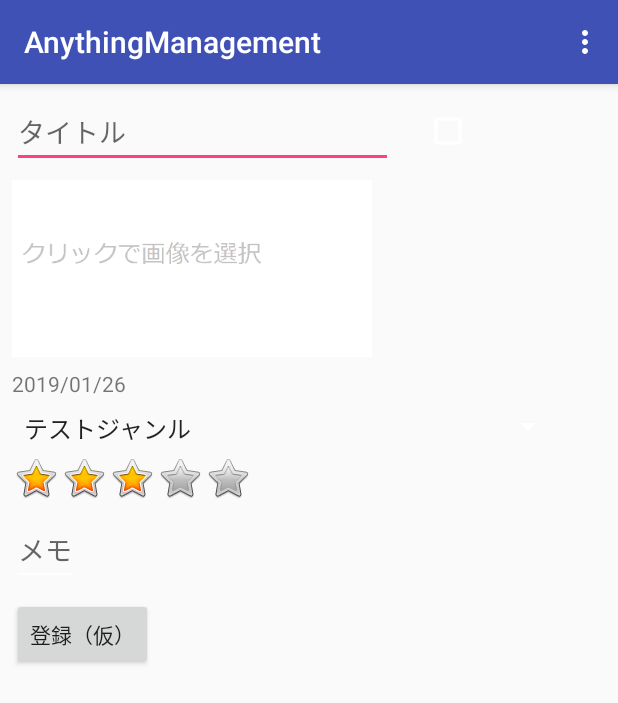
After one commit to AzzFirstGroup/AnythingManagement, an Android app: the DataRegistDetailActivity screen opened directly, with no data from a screen before it, on a phone screen of 412 x 824 dp. The commit adds this screen. Shown: the top 703 px of the screen. Run offline under Robolectric (Android 15) with nearby library versions, the phone set to English and light mode, and no system bars; 1 statement that could not run was skipped.

Commit message:
2019/01/26 石川作業分

```diff
--- a/source/app/src/main/AndroidManifest.xml
+++ b/source/app/src/main/AndroidManifest.xml
@@ -27,7 +27,10 @@
             android:name=".GenreListActivity"
             android:label="@string/app_name" >
         </activity>
-
+        <activity
+            android:name=".DataRegistDetailActivity"
+            android:label="@string/app_name" >
+        </activity>
     </application>
 
 </manifest>
--- /dev/null
+++ b/source/app/src/main/java/azz/anythingmanagement/DataRegistDetailActivity.java
@@ -0,0 +1,254 @@
+package azz.anythingmanagement;
+
+import android.content.Context;
+import android.content.Intent;
+import android.os.Bundle;
+import android.support.v7.app.AppCompatActivity;
+import android.view.Menu;
+import android.view.MenuItem;
+import android.view.View;
+import android.widget.ArrayAdapter;
+import android.widget.Button;
+import android.widget.ImageButton;
+import android.widget.Spinner;
+import android.widget.TextView;
+
+import java.text.DateFormat;
+import java.text.SimpleDateFormat;
+import java.util.ArrayList;
+import java.util.Date;
+
+import azz.anythingmanagement.common.common;
+import azz.anythingmanagement.xmlData.Genre;
+import azz.anythingmanagement.xmlData.RegistData;
+
+public class DataRegistDetailActivity extends AppCompatActivity {
+
+    Context context;
+
+    // 評価値（初期値：3）
+    String evaluate = "3";
+
+    TextView titleText;
+    TextView memoText;
+    TextView textDate;
+    Spinner genreSpinner;
+
+    @Override
+    protected void onCreate(Bundle savedInstanceState) {
+        super.onCreate(savedInstanceState);
+        //set layout
+        setContentView(R.layout.data_regist_detail);
+        context = super.getApplicationContext();
+
+        titleText = (TextView)findViewById(R.id.titleName);
+        memoText = (TextView)findViewById(R.id.memo);
+        textDate = (TextView)findViewById(R.id.date);
+        genreSpinner = (Spinner)findViewById(R.id.genrelist);
+
+        // 現在日時の取得
+        Date now = new Date(System.currentTimeMillis());
+        // 日時フォーマット作成
+        DateFormat sdf = new SimpleDateFormat("yyyy/MM/dd");
+        String nowText = sdf.format(now);
+
+        // 日付表示
+        textDate.setText(nowText);
+
+        // ジャンル一覧取得
+        Data data = new Data();
+        ArrayList<Genre> genreList = data.getGenreList(this);
+        ArrayList<String> nameList = new ArrayList();
+        for (Genre genre : genreList) {
+            nameList.add(genre.getGenreName());
+        }
+
+        // ドロップダウンリスト設定
+        setSpinner(genreSpinner,nameList);
+
+        // 評価の星を押下時のイベント設定
+        final ImageButton imageButtonStar1 = (ImageButton)findViewById(R.id.imageStar1);
+        final ImageButton imageButtonStar2 = (ImageButton)findViewById(R.id.imageStar2);
+        final ImageButton imageButtonStar3 = (ImageButton)findViewById(R.id.imageStar3);
+        final ImageButton imageButtonStar4 = (ImageButton)findViewById(R.id.imageStar4);
+        final ImageButton imageButtonStar5 = (ImageButton)findViewById(R.id.imageStar5);
+        imageButtonStar1.setOnClickListener(new View.OnClickListener() {
+            @Override
+            public void onClick(View v) {
+                evaluate = "1";
+                imageButtonStar1.setImageResource(android.R.drawable.btn_star_big_on);
+                imageButtonStar2.setImageResource(android.R.drawable.btn_star_big_off);
+                imageButtonStar3.setImageResource(android.R.drawable.btn_star_big_off);
+                imageButtonStar4.setImageResource(android.R.drawable.btn_star_big_off);
+                imageButtonStar5.setImageResource(android.R.drawable.btn_star_big_off);
+            }
+        });
+        imageButtonStar2.setOnClickListener(new View.OnClickListener() {
+            @Override
+            public void onClick(View v) {
+                evaluate = "2";
+                imageButtonStar1.setImageResource(android.R.drawable.btn_star_big_on);
+                imageButtonStar2.setImageResource(android.R.drawable.btn_star_big_on);
+                imageButtonStar3.setImageResource(android.R.drawable.btn_star_big_off);
+                imageButtonStar4.setImageResource(android.R.drawable.btn_star_big_off);
+                imageButtonStar5.setImageResource(android.R.drawable.btn_star_big_off);
+            }
+        });
+        imageButtonStar3.setOnClickListener(new View.OnClickListener() {
+            @Override
+            public void onClick(View v) {
+                evaluate = "3";
+                imageButtonStar1.setImageResource(android.R.drawable.btn_star_big_on);
+                imageButtonStar2.setImageResource(android.R.drawable.btn_star_big_on);
+                imageButtonStar3.setImageResource(android.R.drawable.btn_star_big_on);
+                imageButtonStar4.setImageResource(android.R.drawable.btn_star_big_off);
+                imageButtonStar5.setImageResource(android.R.drawable.btn_star_big_off);
+            }
+        });
+        imageButtonStar4.setOnClickListener(new View.OnClickListener() {
+            @Override
+            public void onClick(View v) {
+                evaluate = "4";
+                imageButtonStar1.setImageResource(android.R.drawable.btn_star_big_on);
+                imageButtonStar2.setImageResource(android.R.drawable.btn_star_big_on);
+                imageButtonStar3.setImageResource(android.R.drawable.btn_star_big_on);
+                imageButtonStar4.setImageResource(android.R.drawable.btn_star_big_on);
+                imageButtonStar5.setImageResource(android.R.drawable.btn_star_big_off);
+            }
+        });
+        imageButtonStar5.setOnClickListener(new View.OnClickListener() {
+            @Override
+            public void onClick(View v) {
+                evaluate = "5";
+                imageButtonStar1.setImageResource(android.R.drawable.btn_star_big_on);
+                imageButtonStar2.setImageResource(android.R.drawable.btn_star_big_on);
+                imageButtonStar3.setImageResource(android.R.drawable.btn_star_big_on);
+                imageButtonStar4.setImageResource(android.R.drawable.btn_star_big_on);
+                imageButtonStar5.setImageResource(android.R.drawable.btn_star_big_on);
+            }
+        });
+
+        // （テスト用）登録ボタンが押下時の処理
+        Button registButton = (Button)findViewById(R.id.torokuButton);
+        registButton.setOnClickListener(new View.OnClickListener() {
+            @Override
+            public void onClick(View v) {
+                RegistData registData = new RegistData();
+
+                registData.setTitle(titleText.getText().toString());
+                registData.setMemo(memoText.getText().toString());
+                registData.setEvaluate(evaluate);
+                registData.setGenre(genreSpinner.getSelectedItem().toString());
+
+                Data data = new Data();
+                data.registRegistData(registData,context);
+
+            }
+        });
+
+        // 遷移元画面で設定した、処理モード情報（登録or詳細）を取得
+        Intent intent = getIntent();
+        String mode = intent.getStringExtra("mode");
+        // データ詳細処理の場合
+        if(mode.equals(common.MODE_DETAIL)){
+            String genre = intent.getStringExtra("genre");
+            String title = intent.getStringExtra("title");
+
+            // 登録データ取得
+            RegistData registData = data.getRegistData(this,title,genre);
+
+            // タイトル設定
+            titleText.setText(registData.getTitle());
+
+            // メモ設定
+            memoText.setText(registData.getMemo());
+
+            // ジャンル名プルダウン表示
+            int index = 0;
+            // 遷移元画面から取得したジャンル名からプルダウンに設定したジャンル名リストを比較する
+            for(;index < nameList.size(); index++){
+                if(nameList.get(index).equals(genre)){
+                    break;
+                }
+            }
+            // 一致するジャンル名をプルダウンの初期値に設定する
+            genreSpinner.setSelection(index);
+
+            // 評価値設定
+            switch (registData.getEvaluate()){
+                case "1":
+                    imageButtonStar1.setImageResource(android.R.drawable.btn_star_big_on);
+                    imageButtonStar2.setImageResource(android.R.drawable.btn_star_big_off);
+                    imageButtonStar3.setImageResource(android.R.drawable.btn_star_big_off);
+                    imageButtonStar4.setImageResource(android.R.drawable.btn_star_big_off);
+                    imageButtonStar5.setImageResource(android.R.drawable.btn_star_big_off);
+                    break;
+                case "2":
+                    imageButtonStar1.setImageResource(android.R.drawable.btn_star_big_on);
+                    imageButtonStar2.setImageResource(android.R.drawable.btn_star_big_on);
+                    imageButtonStar3.setImageResource(android.R.drawable.btn_star_big_off);
+                    imageButtonStar4.setImageResource(android.R.drawable.btn_star_big_off);
+                    imageButtonStar5.setImageResource(android.R.drawable.btn_star_big_off);
+                    break;
+                case "3":
+                    imageButtonStar1.setImageResource(android.R.drawable.btn_star_big_on);
+                    imageButtonStar2.setImageResource(android.R.drawable.btn_star_big_on);
+                    imageButtonStar3.setImageResource(android.R.drawable.btn_star_big_on);
+                    imageButtonStar4.setImageResource(android.R.drawable.btn_star_big_off);
+                    imageButtonStar5.setImageResource(android.R.drawable.btn_star_big_off);
+                    break;
+                case "4":
+                    imageButtonStar1.setImageResource(android.R.drawable.btn_star_big_on);
+                    imageButtonStar2.setImageResource(android.R.drawable.btn_star_big_on);
+                    imageButtonStar3.setImageResource(android.R.drawable.btn_star_big_on);
+                    imageButtonStar4.setImageResource(android.R.drawable.btn_star_big_on);
+                    imageButtonStar5.setImageResource(android.R.drawable.btn_star_big_off);
+                    break;
+                case "5":
+                    imageButtonStar1.setImageResource(android.R.drawable.btn_star_big_on);
+                    imageButtonStar2.setImageResource(android.R.drawable.btn_star_big_on);
+                    imageButtonStar3.setImageResource(android.R.drawable.btn_star_big_on);
+                    imageButtonStar4.setImageResource(android.R.drawable.btn_star_big_on);
+                    imageButtonStar5.setImageResource(android.R.drawable.btn_star_big_on);
+                    break;
+                default:
+                    imageButtonStar1.setImageResource(android.R.drawable.btn_star_big_off);
+                    imageButtonStar2.setImageResource(android.R.drawable.btn_star_big_off);
+                    imageButtonStar3.setImageResource(android.R.drawable.btn_star_big_off);
+                    imageButtonStar4.setImageResource(android.R.drawable.btn_star_big_off);
+                    imageButtonStar5.setImageResource(android.R.drawable.btn_star_big_off);
+                    break;
+            }
+
+        }
+
+    }
+
+    @Override
+    public boolean onCreateOptionsMenu(Menu menu) {
+        // Inflate the menu; this adds items to the action bar if it is present.
+        getMenuInflater().inflate(R.menu.menu_main, menu);
+        return true;
+    }
+
+    @Override
+    public boolean onOptionsItemSelected(MenuItem item) {
+        // Handle action bar item clicks here. The action bar will
+        // automatically handle clicks on the Home/Up button, so long
+        // as you specify a parent activity in AndroidManifest.xml.
+        int id = item.getItemId();
+
+        //noinspection SimplifiableIfStatement
+        if (id == R.id.action_menuList1) {
+            return true;
+        }
+
+        return super.onOptionsItemSelected(item);
+    }
+
+    private void setSpinner(Spinner spinner, ArrayList<String> arr){
+        ArrayAdapter adapter = new ArrayAdapter(this, android.R.layout.simple_spinner_item, arr);
+        adapter.setDropDownViewResource(android.R.layout.simple_spinner_dropdown_item);
+        spinner.setAdapter(adapter);
+    }
+}
--- /dev/null
+++ b/source/app/src/main/res/layout/data_regist_detail.xml
@@ -0,0 +1,132 @@
+<?xml version="1.0" encoding="utf-8"?>
+<android.support.constraint.ConstraintLayout xmlns:android="http://schemas.android.com/apk/res/android"
+    xmlns:app="http://schemas.android.com/apk/res-auto"
+    xmlns:tools="http://schemas.android.com/tools"
+    android:layout_width="match_parent"
+    android:layout_height="match_parent">
+
+    <EditText
+        android:id="@+id/titleName"
+        android:layout_width="254dp"
+        android:layout_height="wrap_content"
+        android:layout_marginStart="8dp"
+        android:layout_marginTop="8dp"
+        android:hint="タイトル"
+        app:layout_constraintStart_toStartOf="parent"
+        app:layout_constraintTop_toTopOf="parent" />
+
+    <CheckBox
+        android:id="@+id/torokucheckBox"
+        android:layout_width="96dp"
+        android:layout_height="30dp"
+        android:layout_marginEnd="8dp"
+        android:layout_marginStart="8dp"
+        android:layout_marginTop="16dp"
+        app:layout_constraintEnd_toEndOf="parent"
+        app:layout_constraintHorizontal_bias="0.333"
+        app:layout_constraintStart_toEndOf="@+id/titleName"
+        app:layout_constraintTop_toTopOf="parent" />
+
+    <ImageButton
+        android:id="@+id/image"
+        android:layout_width="wrap_content"
+        android:layout_height="wrap_content"
+        android:layout_marginStart="8dp"
+        android:layout_marginTop="8dp"
+        android:background="@null"
+        app:layout_constraintStart_toStartOf="parent"
+        app:layout_constraintTop_toBottomOf="@+id/titleName"
+        app:srcCompat="@mipmap/no_image" />
+
+    <TextView
+        android:id="@+id/date"
+        android:layout_width="wrap_content"
+        android:layout_height="wrap_content"
+        android:layout_marginStart="8dp"
+        android:layout_marginTop="8dp"
+        android:text="yyyy/MM/dd"
+        app:layout_constraintStart_toStartOf="parent"
+        app:layout_constraintTop_toBottomOf="@+id/image" />
+
+    <Spinner
+        android:id="@+id/genrelist"
+        android:layout_width="368dp"
+        android:layout_height="21dp"
+        android:layout_marginStart="8dp"
+        android:layout_marginTop="8dp"
+        app:layout_constraintStart_toStartOf="parent"
+        app:layout_constraintTop_toBottomOf="@+id/date" />
+
+    <ImageButton
+        android:id="@+id/imageStar1"
+        android:layout_width="wrap_content"
+        android:layout_height="wrap_content"
+        android:layout_marginStart="8dp"
+        android:layout_marginTop="8dp"
+        android:background="@null"
+        app:layout_constraintStart_toStartOf="parent"
+        app:layout_constraintTop_toBottomOf="@+id/genrelist"
+        app:srcCompat="@android:drawable/btn_star_big_on" />
+
+    <ImageButton
+        android:id="@+id/imageStar2"
+        android:layout_width="wrap_content"
+        android:layout_height="wrap_content"
+        android:layout_marginTop="8dp"
+        android:background="@null"
+        app:layout_constraintStart_toEndOf="@+id/imageStar1"
+        app:layout_constraintTop_toBottomOf="@+id/genrelist"
+        app:srcCompat="@android:drawable/btn_star_big_on" />
+
+    <ImageButton
+        android:id="@+id/imageStar3"
+        android:layout_width="wrap_content"
+        android:layout_height="wrap_content"
+        android:layout_marginTop="8dp"
+        android:background="@null"
+        app:layout_constraintStart_toEndOf="@+id/imageStar2"
+        app:layout_constraintTop_toBottomOf="@+id/genrelist"
+        app:srcCompat="@android:drawable/btn_star_big_on" />
+
+    <ImageButton
+        android:id="@+id/imageStar4"
+        android:layout_width="wrap_content"
+        android:layout_height="wrap_content"
+        android:layout_marginTop="8dp"
+        android:background="@null"
+        app:layout_constraintStart_toEndOf="@+id/imageStar3"
+        app:layout_constraintTop_toBottomOf="@+id/genrelist"
+        app:srcCompat="@android:drawable/btn_star_big_off" />
+
+    <ImageButton
+        android:id="@+id/imageStar5"
+        android:layout_width="wrap_content"
+        android:layout_height="wrap_content"
+        android:layout_marginTop="8dp"
+        android:background="@null"
+        app:layout_constraintStart_toEndOf="@+id/imageStar4"
+        app:layout_constraintTop_toBottomOf="@+id/genrelist"
+        app:srcCompat="@android:drawable/btn_star_big_off" />
+
+    <EditText
+        android:id="@+id/memo"
+        android:layout_width="wrap_content"
+        android:layout_height="wrap_content"
+        android:layout_marginStart="8dp"
+        android:layout_marginTop="8dp"
+        android:hint="メモ"
+        android:inputType="textMultiLine"
+        app:layout_constraintStart_toStartOf="parent"
+        app:layout_constraintTop_toBottomOf="@+id/imageStar1" />
+
+    <Button
+        android:id="@+id/torokuButton"
+        android:layout_width="wrap_content"
+        android:layout_height="wrap_content"
+        android:layout_marginStart="8dp"
+        android:layout_marginTop="8dp"
+        android:text="登録（仮）"
+        app:layout_constraintStart_toStartOf="parent"
+        app:layout_constraintTop_toBottomOf="@+id/memo" />
+
+</android.support.constraint.ConstraintLayout>
```
Also changed, not shown: source/app/src/main/java/azz/anythingmanagement/Data.java (+27 -1 lines), source/app/src/main/java/azz/anythingmanagement/TestActivity.java (+15 -1 lines), source/app/src/main/java/azz/anythingmanagement/common/common.java (+7 -0 lines), source/app/src/main/res/mipmap-xxxhdpi/no_image.png (added).
